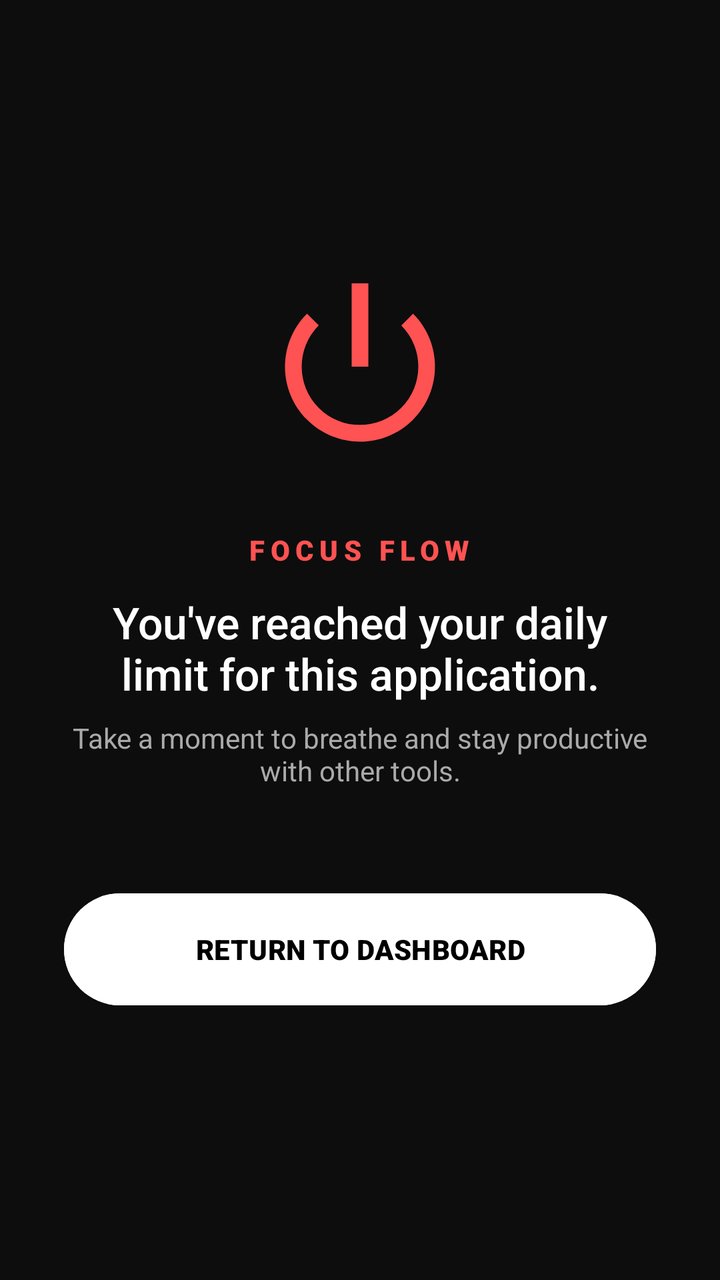
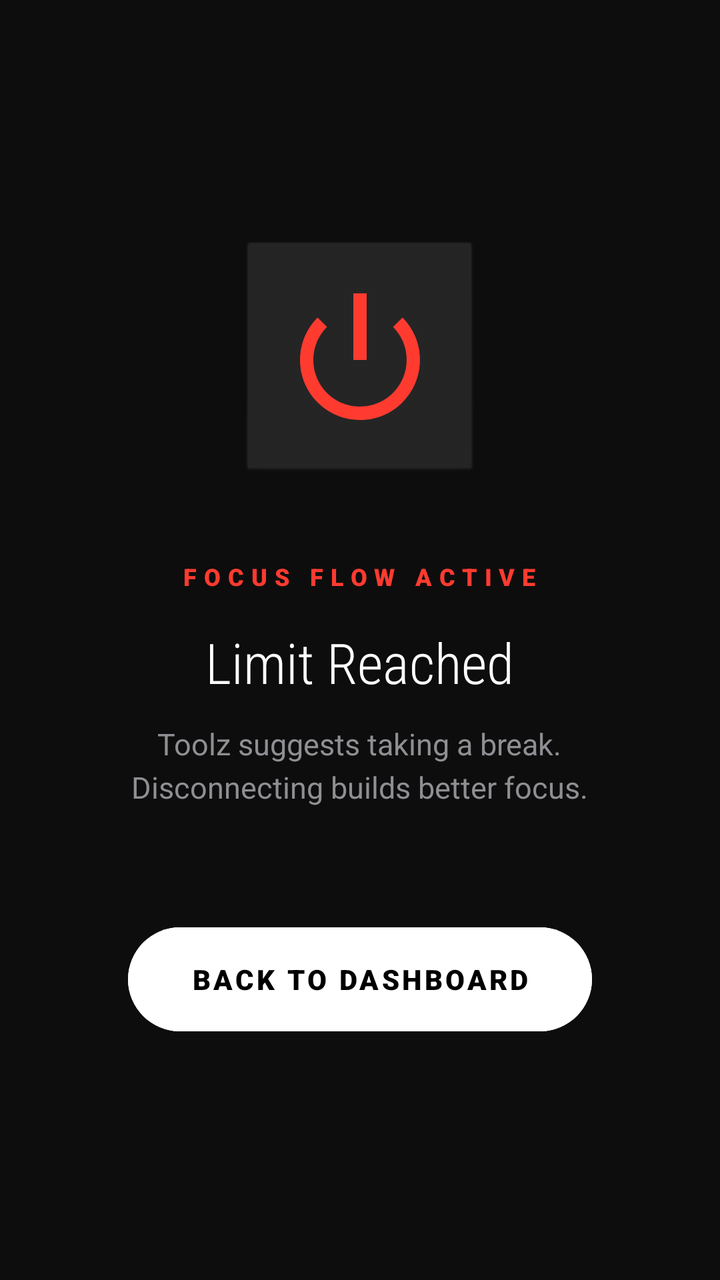

An Android layout rendered at two revisions. The XML below is the earlier revision; the diff shows what the commit changed to produce the second picture.
<!-- AndroidManifest.xml: application theme Theme.Toolz -->
<!-- res/layout/layout_focus_lock.xml -->
<?xml version="1.0" encoding="utf-8"?>
<RelativeLayout xmlns:android="http://schemas.android.com/apk/res/android"
    android:layout_width="match_parent"
    android:layout_height="match_parent"
    android:background="#F2000000"
    android:padding="32dp">

    <LinearLayout
        android:layout_width="match_parent"
        android:layout_height="wrap_content"
        android:layout_centerInParent="true"
        android:gravity="center"
        android:orientation="vertical">

        <View
            android:layout_width="100dp"
            android:layout_height="100dp"
            android:background="@android:drawable/ic_lock_power_off"
            android:backgroundTint="#FF5252" />

        <TextView
            android:id="@+id/tv_lock_title"
            android:layout_width="wrap_content"
            android:layout_height="wrap_content"
            android:layout_marginTop="32dp"
            android:text="FOCUS FLOW"
            android:textColor="#FF5252"
            android:textSize="14sp"
            android:fontFamily="sans-serif-black"
            android:letterSpacing="0.2" />

        <TextView
            android:id="@+id/tv_lock_message"
            android:layout_width="wrap_content"
            android:layout_height="wrap_content"
            android:layout_marginTop="12dp"
            android:text="You've reached your daily limit for this application."
            android:textAlignment="center"
            android:textColor="#FFFFFF"
            android:textSize="22sp"
            android:fontFamily="sans-serif-medium" />

        <TextView
            android:layout_width="wrap_content"
            android:layout_height="wrap_content"
            android:layout_marginTop="8dp"
            android:text="Take a moment to breathe and stay productive with other tools."
            android:textAlignment="center"
            android:textColor="#AAAAAA"
            android:textSize="14sp" />

        <Button
            android:id="@+id/btn_exit"
            android:layout_width="match_parent"
            android:layout_height="64dp"
            android:layout_marginTop="48dp"
            android:backgroundTint="#FFFFFF"
            android:textColor="#000000"
            android:text="RETURN TO DASHBOARD"
            android:fontFamily="sans-serif-black"
            android:textSize="14sp"
            android:elevation="8dp" />

    </LinearLayout>

</RelativeLayout>
<!-- resources referenced by this layout -->
<resources>
  <style name="Theme.Toolz" parent="Theme.Material3.DayNight.NoActionBar">
          
          <item name="colorPrimary">@color/primary_light</item>
          <item name="colorSecondary">@color/secondary_light</item>
  
          
          <item name="floatingActionButtonStyle">@style/Widget.Material3.FloatingActionButton.Primary</item>
      </style>
  <color name="primary_light">#FFFF6D00</color>
  <color name="secondary_light">#FF00BFA5</color>
</resources>

<!-- the commit's change to res/layout/layout_focus_lock.xml (unified diff, before → after) -->
@@ -10,56 +10,72 @@
         android:layout_height="wrap_content"
         android:layout_centerInParent="true"
         android:gravity="center"
-        android:orientation="vertical">
+        android:orientation="vertical"
+        android:padding="32dp">
 
-        <View
-            android:layout_width="100dp"
-            android:layout_height="100dp"
-            android:background="@android:drawable/ic_lock_power_off"
-            android:backgroundTint="#FF5252" />
+        <FrameLayout
+            android:layout_width="wrap_content"
+            android:layout_height="wrap_content">
+            
+            <View
+                android:layout_width="120dp"
+                android:layout_height="120dp"
+                android:background="@android:drawable/btn_default"
+                android:backgroundTint="#1AFFFFFF"
+                android:layout_gravity="center" />
+                
+            <View
+                android:layout_width="80dp"
+                android:layout_height="80dp"
+                android:background="@android:drawable/ic_lock_power_off"
+                android:backgroundTint="#FF3B30"
+                android:layout_gravity="center" />
+        </FrameLayout>
 
         <TextView
             android:id="@+id/tv_lock_title"
             android:layout_width="wrap_content"
             android:layout_height="wrap_content"
-            android:layout_marginTop="32dp"
-            android:text="FOCUS FLOW"
-            android:textColor="#FF5252"
-            android:textSize="14sp"
+            android:layout_marginTop="40dp"
+            android:text="FOCUS FLOW ACTIVE"
+            android:textColor="#FF3B30"
+            android:textSize="12sp"
             android:fontFamily="sans-serif-black"
-            android:letterSpacing="0.2" />
+            android:letterSpacing="0.3" />
 
         <TextView
             android:id="@+id/tv_lock_message"
             android:layout_width="wrap_content"
             android:layout_height="wrap_content"
-            android:layout_marginTop="12dp"
-            android:text="You've reached your daily limit for this application."
+            android:layout_marginTop="16dp"
+            android:text="Limit Reached"
             android:textAlignment="center"
             android:textColor="#FFFFFF"
-            android:textSize="22sp"
-            android:fontFamily="sans-serif-medium" />
+            android:textSize="28sp"
+            android:fontFamily="sans-serif-condensed-light" />
 
         <TextView
             android:layout_width="wrap_content"
             android:layout_height="wrap_content"
-            android:layout_marginTop="8dp"
-            android:text="Take a moment to breathe and stay productive with other tools."
+            android:layout_marginTop="12dp"
+            android:text="Toolz suggests taking a break.\nDisconnecting builds better focus."
             android:textAlignment="center"
-            android:textColor="#AAAAAA"
-            android:textSize="14sp" />
+            android:textColor="#8E8E93"
+            android:textSize="15sp"
+            android:lineSpacingExtra="4dp" />
 
         <Button
             android:id="@+id/btn_exit"
             android:layout_width="match_parent"
-            android:layout_height="64dp"
-            android:layout_marginTop="48dp"
+            android:layout_height="60dp"
+            android:layout_marginTop="56dp"
             android:backgroundTint="#FFFFFF"
             android:textColor="#000000"
-            android:text="RETURN TO DASHBOARD"
+            android:text="BACK TO DASHBOARD"
+            android:textAllCaps="true"
             android:fontFamily="sans-serif-black"
             android:textSize="14sp"
-            android:elevation="8dp" />
+            android:letterSpacing="0.1" />
 
     </LinearLayout>
 
